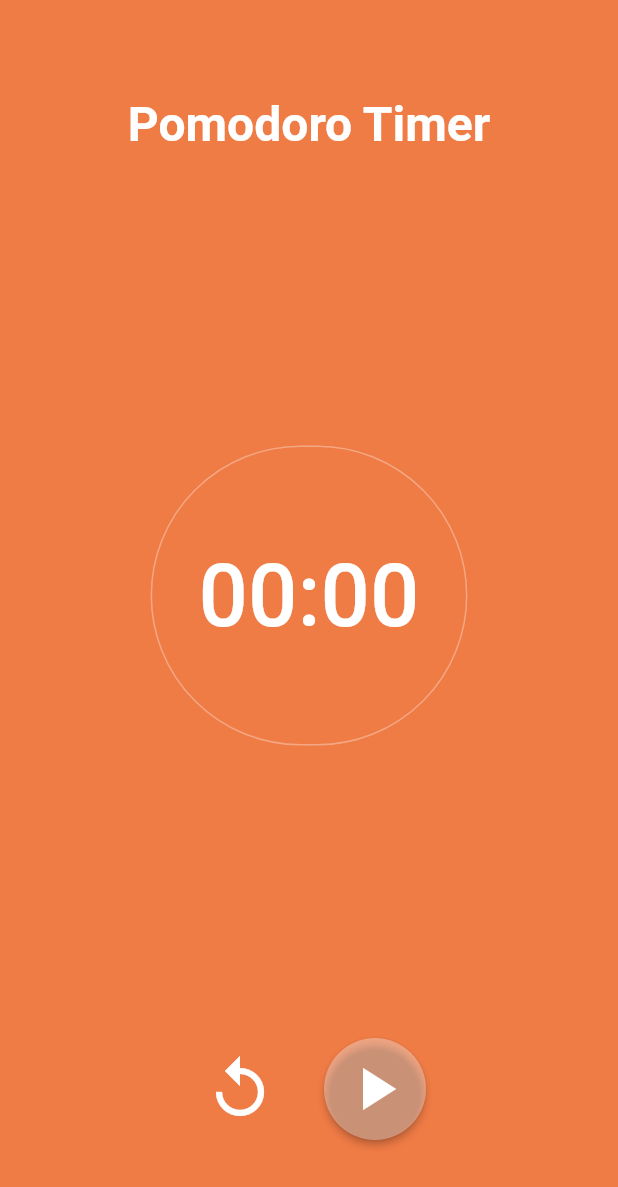
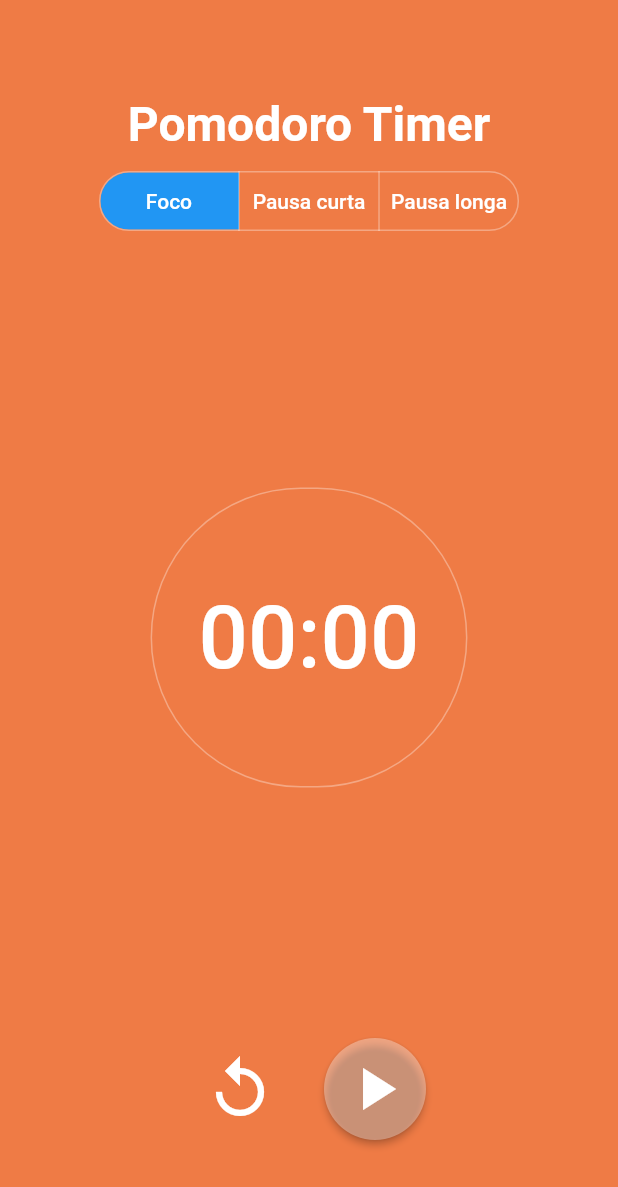
Before and after one commit to pedropfsf/pomodoro_timer, a Flutter app: the screen it shows after launch, on a phone screen of 412 x 824 dp. Shown: the top 1187 px of the screen. Run offline on Flutter 3.47's test engine with Material 2 defaults, Android fonts, the phone set to English and light mode, and no system bars; our stand-ins replace flutter_mobx, mobx; generated files the repository leaves out were written again.

Commit message:
feat(timer): Desenvolvendo funcionalidade de alterar modo - parte 4

```diff
--- a/lib/main.dart
+++ b/lib/main.dart
@@ -2,9 +2,8 @@ import 'package:flutter/material.dart';
 import 'package:pomodoro_timer/stores/main_store.dart';
 import 'package:pomodoro_timer/widgets/button_timer.dart';
 import 'package:pomodoro_timer/widgets/control.dart';
+import 'package:pomodoro_timer/widgets/header.dart';
 import 'package:pomodoro_timer/widgets/screen_container.dart';
-import 'package:pomodoro_timer/widgets/screen_title.dart';
-import 'package:flutter_mobx/flutter_mobx.dart';
 
 main() => runApp(const App());
 
@@ -20,15 +19,12 @@ class _AppState extends State<App> {
 
   @override
   Widget build(BuildContext context) {
-    return Observer(builder: (_) {
-      return ScreenContainer(
-        color: mainStore.color,
-        children: [
-          const ScreenTitle(text: 'Pomodoro Timer'),
-          ButtonTimer(timer: mainStore.timer),
-          const Control()
-        ],
-      );
-    });
+    return ScreenContainer(
+      children: [
+        const Header(),
+        ButtonTimer(),
+        const Control(),
+      ],
+    );
   }
 }
--- a/lib/widgets/button_timer.dart
+++ b/lib/widgets/button_timer.dart
@@ -1,4 +1,5 @@
 import 'package:flutter/material.dart';
+import 'package:flutter_mobx/flutter_mobx.dart';
 import 'package:pomodoro_timer/stores/main_store.dart';
 import 'package:pomodoro_timer/services/colors.dart';
 import 'package:pomodoro_timer/services/timer.dart';
@@ -6,9 +7,7 @@ import 'package:pomodoro_timer/services/timer.dart';
 final mainStore = MainStore();
 
 class ButtonTimer extends StatelessWidget {
-  ButtonTimer({super.key, this.timer});
-
-  final int? timer;
+  ButtonTimer({super.key});
 
   final buttonStyle = TextButton.styleFrom(
     foregroundColor: colors['white'],
@@ -25,15 +24,17 @@ class ButtonTimer extends StatelessWidget {
   );
 
   String getTimer() {
-    return getTimerBySeconds(timer);
+    return getTimerBySeconds(mainStore.timer);
   }
 
   @override
   Widget build(BuildContext context) {
-    return TextButton(
-      onPressed: () {},
-      style: buttonStyle,
-      child: Text(getTimer(), style: textStyle),
-    );
+    return Observer(builder: (_) {
+      return TextButton(
+        onPressed: () {},
+        style: buttonStyle,
+        child: Text(getTimer(), style: textStyle),
+      );
+    });
   }
 }
--- /dev/null
+++ b/lib/widgets/header.dart
@@ -0,0 +1,16 @@
+import 'package:flutter/material.dart';
+import 'package:pomodoro_timer/widgets/mode_options.dart';
+import 'package:pomodoro_timer/widgets/screen_title.dart';
+
+class Header extends StatelessWidget {
+  const Header({super.key});
+
+  @override
+  Widget build(BuildContext context) {
+    return Column(children: [
+      const ScreenTitle(text: 'Pomodoro Timer'),
+      const SizedBox(height: 8),
+      ModeOptions(),
+    ]);
+  }
+}
--- a/lib/widgets/mode_options.dart
+++ b/lib/widgets/mode_options.dart
@@ -1,35 +1,65 @@
 import 'package:flutter/material.dart';
+import 'package:flutter_mobx/flutter_mobx.dart';
+import 'package:pomodoro_timer/services/colors.dart';
+import 'package:pomodoro_timer/stores/main_store.dart';
 
-enum Ways { focus, short_pause, long_pause }
+final mainStore = MainStore();
 
 class ModeOptions extends StatelessWidget {
-  const ModeOptions({super.key, this.value});
+  ModeOptions({super.key, this.value = Ways.focus});
 
   final dynamic value;
 
-  @override
-  Widget build(BuildContext context) {
-    return SegmentedButton<Ways>(
-      segments: const <ButtonSegment<Ways>>[
+  final style = ButtonStyle(
+    foregroundColor: MaterialStatePropertyAll(
+      colors['white'],
+    ),
+    side: MaterialStatePropertyAll(
+      BorderSide(
+        color: colors['alpha']!,
+      ),
+    ),
+  );
+
+  final segments = const <ButtonSegment<Ways>>[
     ButtonSegment<Ways>(
       value: Ways.focus,
       label: Text('Foco'),
-            icon: Icon(Icons.calendar_view_day)),
+    ),
     ButtonSegment<Ways>(
       value: Ways.short_pause,
       label: Text('Pausa curta'),
-            icon: Icon(Icons.calendar_view_week)),
+    ),
     ButtonSegment<Ways>(
-            value: Ways.short_pause,
+      value: Ways.long_pause,
       label: Text('Pausa longa'),
-            icon: Icon(Icons.calendar_view_month)),
-      ],
-      selected: <Ways>{value},
-      // onSelectionChanged: (Set<Ways> newSelection) {
-      //   setState(() {
-      //     value = newSelection.first;
-      //   });
-      // },
+    ),
+  ];
+
+  @override
+  Widget build(BuildContext context) {
+    return SizedBox(
+      child: Observer(builder: (_) {
+        return SegmentedButton<Ways>(
+          showSelectedIcon: false,
+          style: style,
+          segments: segments,
+          selected: <Ways>{mainStore.mode},
+          onSelectionChanged: (Set<Ways> newSelection) {
+            if (newSelection.isNotEmpty) {
+              switch (newSelection.first) {
+                case Ways.focus:
+                  mainStore.toFocus();
+                case Ways.short_pause:
+                  mainStore.toShortPause();
+                case Ways.long_pause:
+                  mainStore.toLongPause();
+                default:
+              }
+            }
+          },
+        );
+      }),
     );
   }
 }
--- a/lib/widgets/screen_container.dart
+++ b/lib/widgets/screen_container.dart
@@ -1,14 +1,16 @@
 import 'package:flutter/material.dart';
+import 'package:flutter_mobx/flutter_mobx.dart';
+import 'package:pomodoro_timer/stores/main_store.dart';
+
+final mainStore = MainStore();
 
 class ScreenContainer extends StatelessWidget {
   const ScreenContainer({
     super.key,
     required this.children,
-    this.color,
   });
 
   final List<Widget> children;
-  final Color? color;
 
   @override
   Widget build(BuildContext context) {
@@ -20,16 +22,20 @@ class ScreenContainer extends StatelessWidget {
 
     return MaterialApp(
       home: Scaffold(
-        body: AnimatedContainer(
+        body: Observer(
+          builder: (_) {
+            return AnimatedContainer(
               duration: const Duration(seconds: 1),
               width: double.infinity,
-          color: color,
+              color: mainStore.color,
               padding: padding,
               child: Column(
                 mainAxisAlignment: MainAxisAlignment.spaceBetween,
                 crossAxisAlignment: CrossAxisAlignment.center,
                 children: children,
               ),
+            );
+          },
         ),
       ),
     );
```
Also changed, not shown: lib/stores/main_store.dart (+31 -18 lines), lib/stores/main_store.g.dart. Lines whose indentation alone changed are shown as unchanged.
